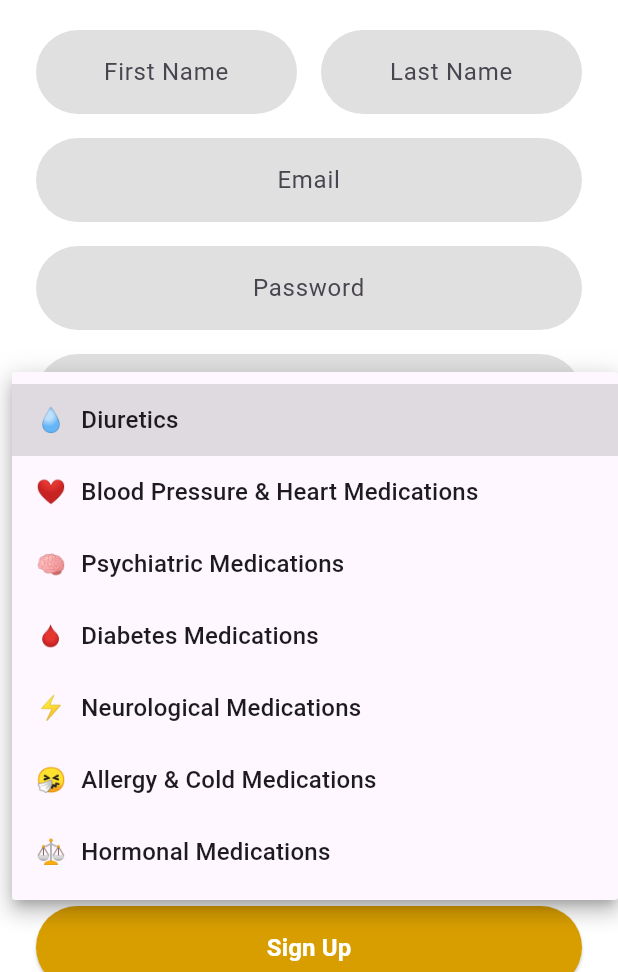
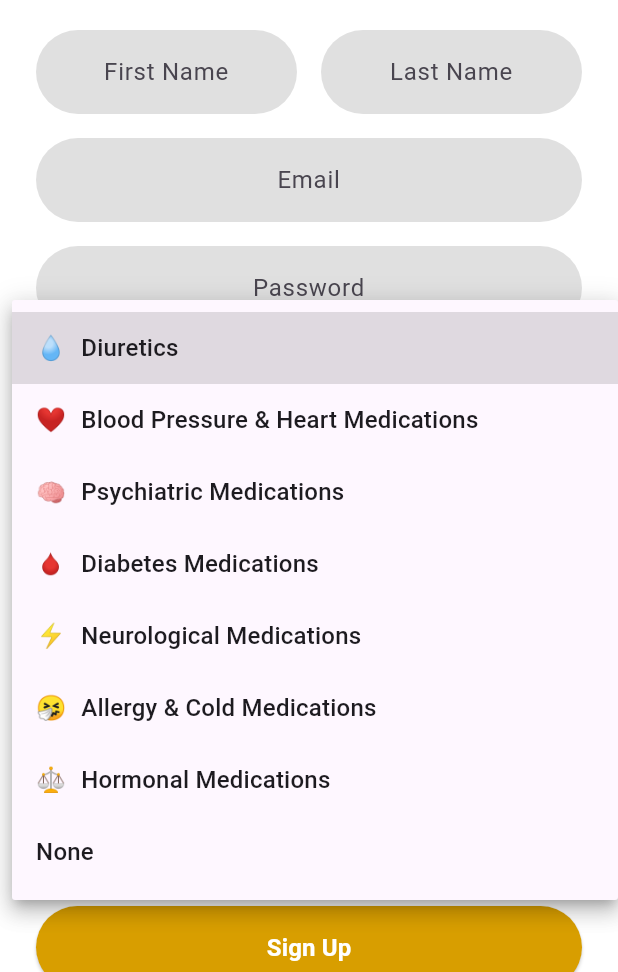
Before and after one commit to tasneem-alsheikh/shams_app, a Flutter app: the SignUpPage screen opened by its route, after a tap on "Any Medications you are using currently?", on a phone screen of 412 x 824 dp, the part 264-1236 px from its top. Run offline on Flutter 3.47's test engine with Material 3 defaults, Android fonts, the light colour scheme and no system bars.

Commit message:
modified list

```diff
--- a/lib/screens/sign_up_page.dart
+++ b/lib/screens/sign_up_page.dart
@@ -24,13 +24,13 @@ class _SignUpPageState extends State<SignUpPage> {
     '❤️ Heart Disease', '🧠 Strokes', '🌬️ Asthma', '😷 COPD', '🍭 Diabetes',
     '🦋 Thyroid Disorders', '⚡ Epilepsy', '🧑‍🦽 Parkinson’s Disease', '🦵 Multiple Sclerosis (MS)',
     '🌞 Lupus', '🌅 Vitiligo', '🧴 Psoriasis & Eczema', '🏥 Chronic Kidney Disease (CKD)',
-    '🤰 Pregnancy', '⚖️ Obesity'
+    '🤰 Pregnancy', '⚖️ Obesity', 'None'
   ];
 
   final List<String> medications = [
     '💧 Diuretics', '❤️ Blood Pressure & Heart Medications', '🧠 Psychiatric Medications',
     '🩸 Diabetes Medications', '⚡ Neurological Medications', '🤧 Allergy & Cold Medications',
-    '⚖️ Hormonal Medications'
+    '⚖️ Hormonal Medications', 'None'
   ];
 
   @override
```
